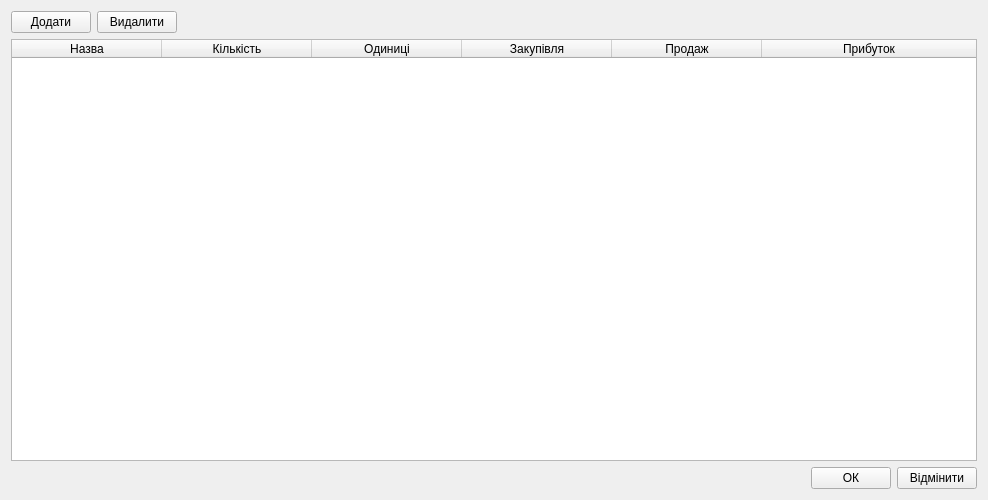
Before: the Qt Designer form additemsform.ui in shaman1313/plutos, drawn with Qt 5.
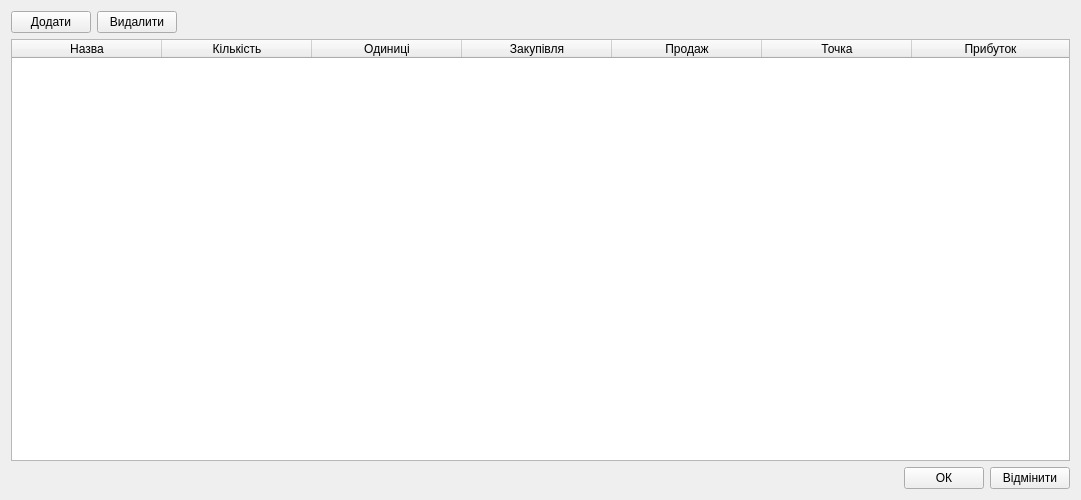
After: the same form once the commit is applied.

```diff
--- a/additemsform.ui
+++ b/additemsform.ui
@@ -6,7 +6,7 @@
    <rect>
     <x>0</x>
     <y>0</y>
-    <width>988</width>
+    <width>1081</width>
     <height>500</height>
    </rect>
   </property>
@@ -194,6 +194,11 @@
            <string>Продаж</string>
           </property>
          </column>
+         <column>
+          <property name="text">
+           <string>Точка</string>
+          </property>
+         </column>
          <column>
           <property name="text">
            <string>Прибуток</string>
```
